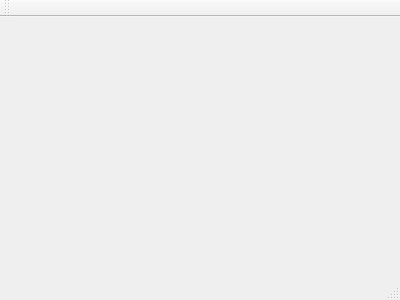
The window that QDate_QTime_QDateTime/mainwindow.ui (charon-cheung/Qt-Turtorial) describes before a commit, drawn with Qt 5.
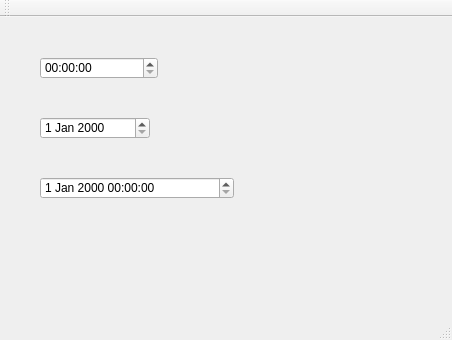
The same window after the commit.

```diff
--- a/QDate_QTime_QDateTime/mainwindow.ui
+++ b/QDate_QTime_QDateTime/mainwindow.ui
@@ -1,24 +1,70 @@
 <ui version="4.0">
  <class>MainWindow</class>
- <widget class="QMainWindow" name="MainWindow" >
-  <property name="geometry" >
+ <widget class="QMainWindow" name="MainWindow">
+  <property name="geometry">
    <rect>
     <x>0</x>
     <y>0</y>
-    <width>400</width>
-    <height>300</height>
+    <width>452</width>
+    <height>340</height>
    </rect>
   </property>
   <property name="windowTitle" >
    <string>MainWindow</string>
   </property>
-  <widget class="QMenuBar" name="menuBar" />
-  <widget class="QToolBar" name="mainToolBar" />
-  <widget class="QWidget" name="centralWidget" />
-  <widget class="QStatusBar" name="statusBar" />
+  <widget class="QWidget" name="centralWidget">
+   <widget class="QTimeEdit" name="timeEdit">
+    <property name="geometry">
+     <rect>
+      <x>40</x>
+      <y>40</y>
+      <width>118</width>
+      <height>22</height>
+     </rect>
+    </property>
+   </widget>
+   <widget class="QDateEdit" name="dateEdit">
+    <property name="geometry">
+     <rect>
+      <x>40</x>
+      <y>100</y>
+      <width>110</width>
+      <height>22</height>
+     </rect>
+    </property>
+   </widget>
+   <widget class="QDateTimeEdit" name="dateTimeEdit">
+    <property name="geometry">
+     <rect>
+      <x>40</x>
+      <y>160</y>
+      <width>194</width>
+      <height>22</height>
+     </rect>
+    </property>
+   </widget>
+  </widget>
+  <widget class="QMenuBar" name="menuBar">
+   <property name="geometry">
+    <rect>
+     <x>0</x>
+     <y>0</y>
+     <width>452</width>
+     <height>23</height>
+    </rect>
+   </property>
+  </widget>
+  <widget class="QToolBar" name="mainToolBar">
+   <attribute name="toolBarArea">
+    <enum>TopToolBarArea</enum>
+   </attribute>
+   <attribute name="toolBarBreak">
+    <bool>false</bool>
+   </attribute>
+  </widget>
+  <widget class="QStatusBar" name="statusBar"/>
  </widget>
- <layoutDefault spacing="6" margin="11" />
- <pixmapfunction></pixmapfunction>
+ <layoutdefault spacing="6" margin="11"/>
  <resources/>
  <connections/>
 </ui>
```
Left out of the diff: 3 changed lines with no effect on the pictures.
